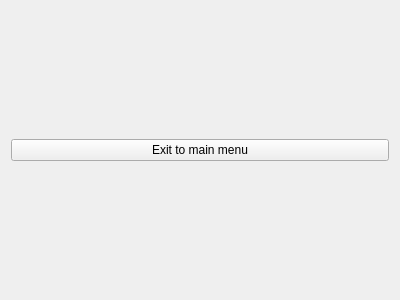
Qt form game/GameScreen.ui (Szymon022/SlidingPuzzles) before a commit.
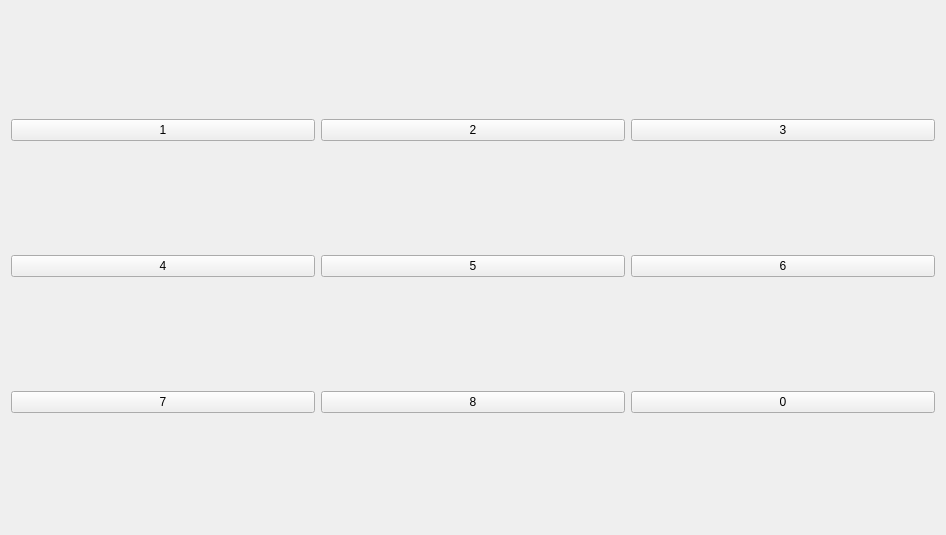
The same form after that commit.

What changed in the file:
```diff
--- a/game/GameScreen.ui
+++ b/game/GameScreen.ui
@@ -6,8 +6,8 @@
    <rect>
     <x>0</x>
     <y>0</y>
-    <width>400</width>
-    <height>300</height>
+    <width>946</width>
+    <height>535</height>
    </rect>
   </property>
   <property name="windowTitle">
@@ -15,11 +15,79 @@
   </property>
   <layout class="QVBoxLayout" name="verticalLayout">
    <item>
-    <widget class="QPushButton" name="navigateToMainMenuButton">
-     <property name="text">
-      <string>Exit to main menu</string>
-     </property>
-    </widget>
+    <layout class="QHBoxLayout" name="horizontalLayout">
+     <item>
+      <widget class="QPushButton" name="pushButton">
+       <property name="text">
+        <string>1</string>
+       </property>
+      </widget>
+     </item>
+     <item>
+      <widget class="QPushButton" name="pushButton_2">
+       <property name="text">
+        <string>2</string>
+       </property>
+      </widget>
+     </item>
+     <item>
+      <widget class="QPushButton" name="pushButton_3">
+       <property name="text">
+        <string>3</string>
+       </property>
+      </widget>
+     </item>
+    </layout>
+   </item>
+   <item>
+    <layout class="QHBoxLayout" name="horizontalLayout_2">
+     <item>
+      <widget class="QPushButton" name="pushButton_4">
+       <property name="text">
+        <string>4</string>
+       </property>
+      </widget>
+     </item>
+     <item>
+      <widget class="QPushButton" name="pushButton_5">
+       <property name="text">
+        <string>5</string>
+       </property>
+      </widget>
+     </item>
+     <item>
+      <widget class="QPushButton" name="pushButton_6">
+       <property name="text">
+        <string>6</string>
+       </property>
+      </widget>
+     </item>
+    </layout>
+   </item>
+   <item>
+    <layout class="QHBoxLayout" name="horizontalLayout_3">
+     <item>
+      <widget class="QPushButton" name="pushButton_7">
+       <property name="text">
+        <string>7</string>
+       </property>
+      </widget>
+     </item>
+     <item>
+      <widget class="QPushButton" name="pushButton_8">
+       <property name="text">
+        <string>8</string>
+       </property>
+      </widget>
+     </item>
+     <item>
+      <widget class="QPushButton" name="pushButton_9">
+       <property name="text">
+        <string>0</string>
+       </property>
+      </widget>
+     </item>
+    </layout>
    </item>
   </layout>
  </widget>
```
